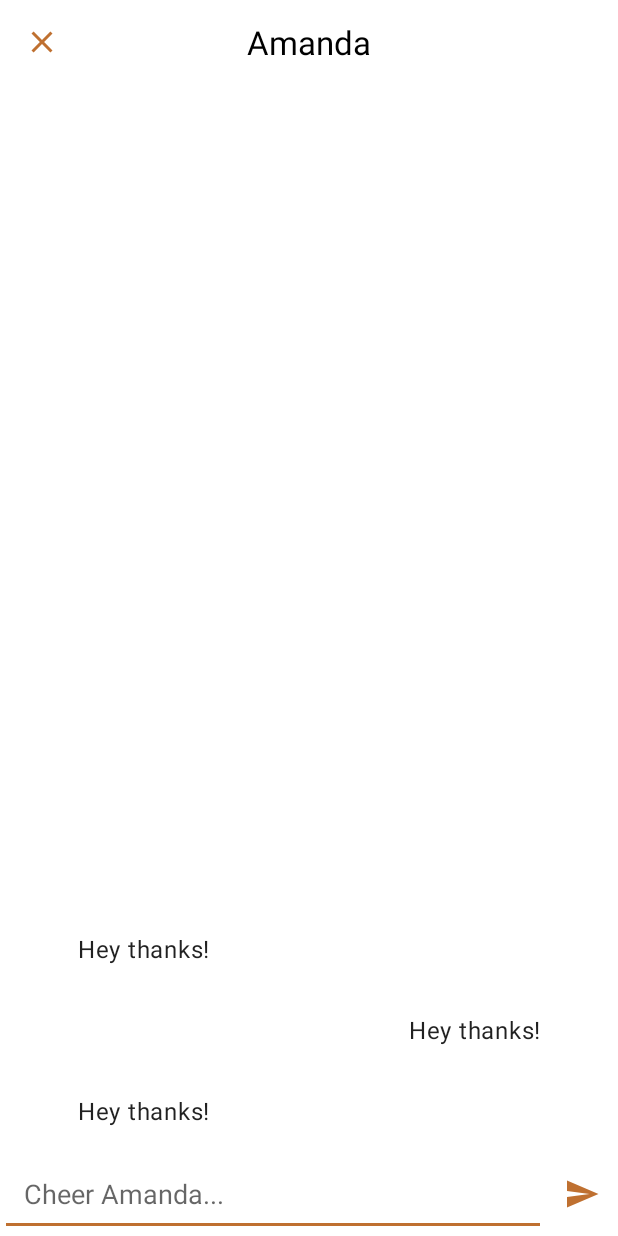
After one commit to Queatz/AustinHumans, an Android app: the MessagesActivity screen opened directly, with no data from a screen before it, on a phone screen of 412 x 824 dp. The commit adds this screen. Run offline under Robolectric (Android 15) with nearby library versions, the phone set to English and light mode, and no system bars; our stand-ins replace Picasso, RxJava; libraries missing offline, so code that uses them is left out: jp.wasabeef.picasso; 1 statement that could not run was skipped.

Commit message:
Messages screen

```diff
--- a/app/src/main/AndroidManifest.xml
+++ b/app/src/main/AndroidManifest.xml
@@ -16,6 +16,8 @@
                 <category android:name="android.intent.category.LAUNCHER" />
             </intent-filter>
         </activity>
+        <activity android:name=".MessagesActivity">
+        </activity>
     </application>
 
 </manifest>
--- /dev/null
+++ b/app/src/main/java/com/queatz/austinhumans/MessagesActivity.kt
@@ -0,0 +1,70 @@
+package com.queatz.austinhumans
+
+import android.os.Bundle
+import android.view.Gravity
+import android.view.View
+import android.view.inputmethod.EditorInfo
+import androidx.appcompat.app.AppCompatActivity
+import androidx.recyclerview.widget.LinearLayoutManager
+import androidx.recyclerview.widget.RecyclerView
+import com.queatz.austinhumans.model.MessageModel
+import com.squareup.picasso.Picasso
+import jp.wasabeef.picasso.transformations.RoundedCornersTransformation
+import kotlinx.android.synthetic.main.activity_messages.*
+import kotlinx.android.synthetic.main.item_message.view.*
+
+class MessagesActivity : AppCompatActivity() {
+    override fun onCreate(savedInstanceState: Bundle?) {
+        super.onCreate(savedInstanceState)
+        setContentView(R.layout.activity_messages)
+
+        sendButton.setOnClickListener {
+            messageInput.setText("")
+        }
+
+        messageInput.setOnEditorActionListener { v, actionId, event ->
+            when (actionId) {
+                EditorInfo.IME_ACTION_SEND -> {
+                    messageInput.setText("")
+                }
+            }
+
+            false
+        }
+
+        val adapter = Adapter(
+                { R.layout.item_message },
+                { MessageViewHolder(it) },
+                { viewHolder, item: MessageModel ->
+                    viewHolder.itemView.layout.layoutDirection = if (item.me) View.LAYOUT_DIRECTION_RTL else View.LAYOUT_DIRECTION_LTR
+                    viewHolder.itemView.message.gravity = if (item.me) Gravity.END else Gravity.START
+
+                    Picasso.get().load(if (item.me) R.drawable.profile_1 else R.drawable.profile_2)
+                            .fit()
+                            .transform(RoundedCornersTransformation(2056, 0))
+                            .into(viewHolder.itemView.photo)
+                    viewHolder.itemView.message.text = item.message
+                }
+        )
+
+        adapter.items = mutableListOf(
+            MessageModel("Hey thanks!"),
+            MessageModel("Hey thanks!", me = true),
+            MessageModel("Hey thanks!")
+        )
+
+        messagesRecyclerView.layoutManager = LinearLayoutManager(this, RecyclerView.VERTICAL, true)
+        messagesRecyclerView.adapter = adapter
+
+        closeButton.setOnClickListener { finish() }
+    }
+
+    override fun finish() {
+        super.finish()
+        overridePendingTransition(android.R.anim.fade_in, android.R.anim.fade_out)
+    }
+}
+
+class MessageViewHolder(itemView: View) : RecyclerView.ViewHolder(itemView) {
+
+}
--- /dev/null
+++ b/app/src/main/java/com/queatz/austinhumans/model/Models.kt
@@ -0,0 +1,11 @@
+package com.queatz.austinhumans.model
+
+data class PersonModel (
+        var name: String = "",
+        val me: Boolean = false
+)
+
+data class MessageModel (
+        var message: String = "",
+        val me: Boolean = false
+)
--- a/app/src/main/java/com/queatz/austinhumans/model/PersonModel.kt
+++ /dev/null
@@ -1,5 +0,0 @@
-package com.queatz.austinhumans.model
-
-data class PersonModel constructor(
-        var name: String = ""
-)
--- /dev/null
+++ b/app/src/main/res/drawable/ic_close_black_24dp.xml
@@ -0,0 +1,9 @@
+<vector xmlns:android="http://schemas.android.com/apk/res/android"
+        android:width="24dp"
+        android:height="24dp"
+        android:viewportWidth="24.0"
+        android:viewportHeight="24.0">
+    <path
+        android:fillColor="#FF000000"
+        android:pathData="M19,6.41L17.59,5 12,10.59 6.41,5 5,6.41 10.59,12 5,17.59 6.41,19 12,13.41 17.59,19 19,17.59 13.41,12z"/>
+</vector>
--- /dev/null
+++ b/app/src/main/res/drawable/ic_send_black_24dp.xml
@@ -0,0 +1,9 @@
+<vector xmlns:android="http://schemas.android.com/apk/res/android"
+        android:width="24dp"
+        android:height="24dp"
+        android:viewportWidth="24.0"
+        android:viewportHeight="24.0">
+    <path
+        android:fillColor="#FF000000"
+        android:pathData="M2.01,21L23,12 2.01,3 2,10l15,2 -15,2z"/>
+</vector>
--- /dev/null
+++ b/app/src/main/res/layout/activity_messages.xml
@@ -0,0 +1,68 @@
+<?xml version="1.0" encoding="utf-8"?>
+<androidx.constraintlayout.widget.ConstraintLayout xmlns:android="http://schemas.android.com/apk/res/android"
+    android:layout_width="match_parent"
+    android:layout_height="match_parent"
+    xmlns:app="http://schemas.android.com/apk/res-auto"
+    xmlns:tools="http://schemas.android.com/tools">
+
+    <EditText
+        android:id="@+id/messageInput"
+        android:layout_width="0dp"
+        android:layout_height="wrap_content"
+        app:layout_constraintStart_toStartOf="parent"
+        app:layout_constraintEnd_toStartOf="@+id/sendButton"
+        app:layout_constraintBottom_toBottomOf="parent"
+        android:padding="@dimen/pad2x"
+        android:maxLines="1"
+        android:inputType="textCapSentences"
+        android:imeOptions="actionSend"
+        android:hint="Cheer Amanda..."/>
+
+    <ImageButton style="@style/Widget.AppCompat.Button.Borderless"
+        android:id="@+id/sendButton"
+        android:layout_width="wrap_content"
+        android:layout_height="0dp"
+        android:minWidth="48dp"
+        app:layout_constraintEnd_toEndOf="parent"
+        app:layout_constraintBottom_toBottomOf="parent"
+        app:layout_constraintTop_toTopOf="@+id/messageInput"
+        android:background="?selectableItemBackgroundBorderless"
+        android:src="@drawable/ic_send_black_24dp"
+        android:tint="@color/colorAccent" />
+
+    <ImageButton style="@style/Widget.AppCompat.Button.Borderless"
+        android:id="@+id/closeButton"
+        android:layout_width="wrap_content"
+        android:layout_height="0dp"
+        android:minWidth="48dp"
+        android:padding="@dimen/pad2x"
+        app:layout_constraintStart_toStartOf="parent"
+        app:layout_constraintTop_toTopOf="parent"
+        android:background="?selectableItemBackgroundBorderless"
+        android:src="@drawable/ic_close_black_24dp"
+        android:tint="@color/colorAccent" />
+
+    <TextView
+        android:id="@+id/name"
+        android:layout_width="0dp"
+        android:layout_height="0dp"
+        android:layout_weight="1"
+        app:layout_constraintStart_toStartOf="parent"
+        app:layout_constraintEnd_toEndOf="parent"
+        app:layout_constraintTop_toTopOf="parent"
+        app:layout_constraintBottom_toBottomOf="@+id/closeButton"
+        android:gravity="center"
+        android:textAppearance="?android:textAppearanceLarge"
+        android:textColor="@color/text"
+        android:text="Amanda"/>
+
+    <androidx.recyclerview.widget.RecyclerView
+        android:id="@+id/messagesRecyclerView"
+        android:layout_width="0dp"
+        android:layout_height="0dp"
+        app:layout_constraintTop_toBottomOf="@+id/closeButton"
+        app:layout_constraintStart_toStartOf="parent"
+        app:layout_constraintEnd_toEndOf="parent"
+        app:layout_constraintBottom_toTopOf="@+id/messageInput"/>
+
+</androidx.constraintlayout.widget.ConstraintLayout>
--- a/app/src/main/res/layout/item_goal.xml
+++ b/app/src/main/res/layout/item_goal.xml
@@ -19,7 +19,7 @@
             android:layout_height="wrap_content"
             android:text="Goal #1"
             android:padding="@dimen/pad2x"
-            android:textAppearance="@style/TextAppearance.AppCompat.Title"/>
+            android:textAppearance="@style/TextAppearance.AppCompat.Large"/>
 
         <TextView
             android:id="@+id/cheerButton"
--- /dev/null
+++ b/app/src/main/res/layout/item_message.xml
@@ -0,0 +1,36 @@
+<?xml version="1.0" encoding="utf-8"?>
+<androidx.constraintlayout.widget.ConstraintLayout xmlns:android="http://schemas.android.com/apk/res/android"
+    android:layout_width="match_parent"
+    android:layout_height="wrap_content"
+    xmlns:tools="http://schemas.android.com/tools"
+    xmlns:app="http://schemas.android.com/apk/res-auto">
+
+    <LinearLayout
+        android:id="@+id/layout"
+        android:layout_width="0dp"
+        android:layout_height="wrap_content"
+        android:padding="@dimen/pad"
+        android:orientation="horizontal"
+        app:layout_constraintTop_toTopOf="parent"
+        app:layout_constraintStart_toStartOf="parent"
+        app:layout_constraintEnd_toEndOf="parent"
+        android:layoutDirection="ltr">
+
+        <ImageView
+            android:id="@+id/photo"
+            android:layout_width="36dp"
+            android:layout_height="36dp"
+            android:foreground="@drawable/rounded_button" />
+
+        <TextView
+            android:id="@+id/message"
+            android:layout_width="0dp"
+            android:layout_height="wrap_content"
+            android:layout_weight="1"
+            android:padding="@dimen/pad"
+            android:textAppearance="?textAppearanceBody1"
+            tools:text="Hey thanks!"/>
+
+    </LinearLayout>
+
+</androidx.constraintlayout.widget.ConstraintLayout>
--- a/app/src/main/res/values/colors.xml
+++ b/app/src/main/res/values/colors.xml
@@ -9,9 +9,11 @@
     <color name="text">@color/colorBlack</color>
     <color name="textInverse">@color/colorWhite</color>
     <color name="sheet">@color/colorWhite</color>
+    <color name="notification">@color/colorWhite</color>
 
     <color name="colorLightGray">#D9D9D9</color>
     <color name="colorWhite">#FFFFFF</color>
     <color name="colorBlack">#000000</color>
-    <color name="colorRed">#f00</color>
+    <color name="colorRed">#ff0000</color>
+    <color name="colorGreen">#39BF00</color>
 </resources>
--- a/app/src/main/res/values/strings.xml
+++ b/app/src/main/res/values/strings.xml
@@ -1,4 +1,10 @@
 <resources>
     <string name="app_name">Austin Humans</string>
     <string name="cheer_person">Cheer %1$s</string>
+    <string name="change_goal">Change goal</string>
+    <string name="got_it">Got it</string>
+    <string name="nope">Nope</string>
+    <string name="sort_by_distance">Enable location access to sort people by distance from you.</string>
+    <string name="enable_location">Enable location</string>
+    <string name="change_name">Change name</string>
 </resources>
--- a/app/src/main/res/values/styles.xml
+++ b/app/src/main/res/values/styles.xml
@@ -1,11 +1,12 @@
 <resources>
 
     <!-- Base application theme. -->
-    <style name="AppTheme" parent="Theme.AppCompat.Light.NoActionBar">
+    <style name="AppTheme" parent="Theme.MaterialComponents.Light.NoActionBar">
         <!-- Customize your theme here. -->
         <item name="colorPrimary">@color/colorPrimary</item>
         <item name="colorPrimaryDark">@color/colorPrimaryDark</item>
         <item name="colorAccent">@color/colorAccent</item>
+        <item name="dialogCornerRadius">@dimen/cornerRadius</item>
     </style>
 
 </resources>
```
Also changed, not shown: app/src/main/java/com/queatz/austinhumans/MainActivity.kt (+43 -6 lines), app/src/main/res/drawable/ic_settings_black_24dp.xml (added, +9 -0 lines), app/src/main/res/layout/activity_main.xml (+0 -13 lines).
